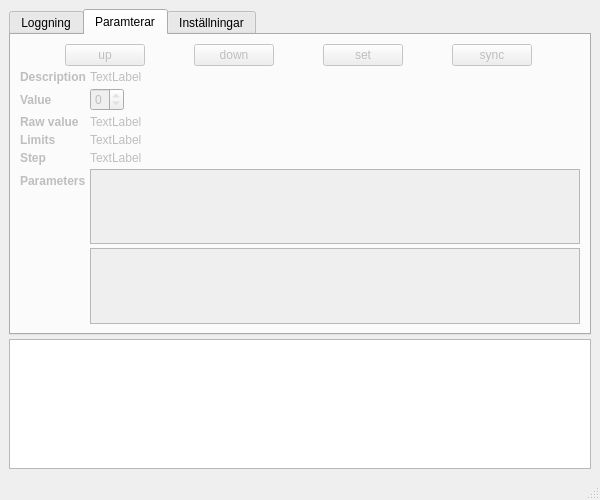
First picture: the form in AppUI.ui, repository Snoozerworks/pg-winch-pc, before the edit.
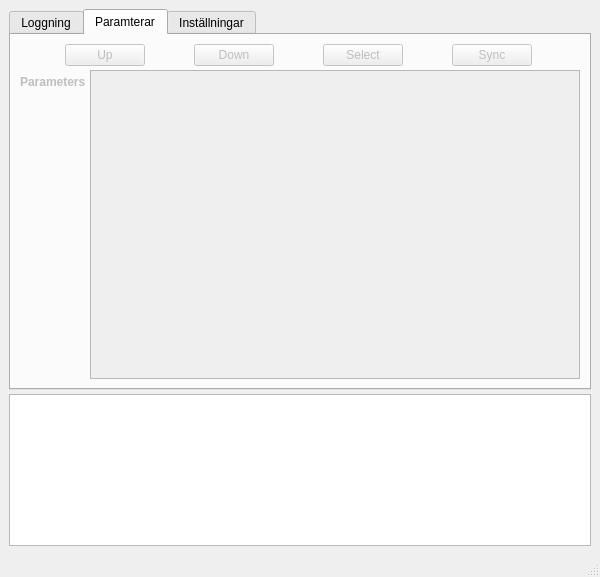
Second picture: the form after the edit. The open tabs and pages were chosen to show the change. Custom widgets are drawn as their Qt base class.

The edit to the form file:
```diff
--- a/AppUI.ui
+++ b/AppUI.ui
@@ -10,7 +10,7 @@
     <x>0</x>
     <y>0</y>
     <width>600</width>
-    <height>500</height>
+    <height>577</height>
    </rect>
   </property>
   <property name="windowTitle">
@@ -216,7 +216,7 @@
                </sizepolicy>
               </property>
               <property name="text">
-               <string>up</string>
+               <string>Up</string>
               </property>
              </widget>
             </item>
@@ -229,7 +229,7 @@
                </sizepolicy>
               </property>
               <property name="text">
-               <string>down</string>
+               <string>Down</string>
               </property>
              </widget>
             </item>
@@ -242,7 +242,7 @@
                </sizepolicy>
               </property>
               <property name="text">
-               <string>set</string>
+               <string>Select</string>
               </property>
              </widget>
             </item>
@@ -255,7 +255,7 @@
                </sizepolicy>
               </property>
               <property name="text">
-               <string>sync</string>
+               <string>Sync</string>
               </property>
              </widget>
             </item>
@@ -267,118 +267,6 @@
              <enum>QFormLayout::AllNonFixedFieldsGrow</enum>
             </property>
             <item row="0" column="0">
-             <widget class="QLabel" name="label_description">
-              <property name="font">
-               <font>
-                <weight>75</weight>
-                <bold>true</bold>
-               </font>
-              </property>
-              <property name="text">
-               <string>Description</string>
-              </property>
-             </widget>
-            </item>
-            <item row="0" column="1">
-             <widget class="QLabel" name="lbl_descr">
-              <property name="text">
-               <string>TextLabel</string>
-              </property>
-             </widget>
-            </item>
-            <item row="1" column="0">
-             <widget class="QLabel" name="label_value">
-              <property name="font">
-               <font>
-                <weight>75</weight>
-                <bold>true</bold>
-               </font>
-              </property>
-              <property name="text">
-               <string>Value</string>
-              </property>
-             </widget>
-            </item>
-            <item row="1" column="1">
-             <widget class="QSpinBox" name="spnbox_param">
-              <property name="sizePolicy">
-               <sizepolicy hsizetype="Maximum" vsizetype="Fixed">
-                <horstretch>0</horstretch>
-                <verstretch>0</verstretch>
-               </sizepolicy>
-              </property>
-              <property name="maximum">
-               <number>0</number>
-              </property>
-             </widget>
-            </item>
-            <item row="2" column="0">
-             <widget class="QLabel" name="label_raw">
-              <property name="font">
-               <font>
-                <weight>75</weight>
-                <bold>true</bold>
-               </font>
-              </property>
-              <property name="text">
-               <string>Raw value</string>
-              </property>
-             </widget>
-            </item>
-            <item row="2" column="1">
-             <widget class="QLabel" name="label_3">
-              <property name="text">
-               <string>TextLabel</string>
-              </property>
-             </widget>
-            </item>
-            <item row="3" column="0">
-             <widget class="QLabel" name="label_limits">
-              <property name="font">
-               <font>
-                <weight>75</weight>
-                <bold>true</bold>
-               </font>
-              </property>
-              <property name="text">
-               <string>Limits</string>
-              </property>
-             </widget>
-            </item>
-            <item row="3" column="1">
-             <widget class="QLabel" name="lbl_lim">
-              <property name="text">
-               <string>TextLabel</string>
-              </property>
-             </widget>
-            </item>
-            <item row="4" column="0">
-             <widget class="QLabel" name="label_step">
-              <property name="sizePolicy">
-               <sizepolicy hsizetype="Preferred" vsizetype="Preferred">
-                <horstretch>0</horstretch>
-                <verstretch>0</verstretch>
-               </sizepolicy>
-              </property>
-              <property name="font">
-               <font>
-                <weight>75</weight>
-                <bold>true</bold>
-               </font>
-              </property>
-              <property name="text">
-               <string>Step</string>
-              </property>
-             </widget>
-            </item>
-            <item row="4" column="1">
-             <widget class="QLabel" name="lbl_step">
-              <property name="text">
-               <string>TextLabel</string>
-              </property>
-             </widget>
-            </item>
-            <item row="5" column="0">
              <widget class="QLabel" name="label">
               <property name="font">
                <font>
@@ -391,22 +279,25 @@
               </property>
              </widget>
             </item>
-            <item row="5" column="1">
-             <widget class="QListWidget" name="lst_params">
-              <property name="verticalScrollBarPolicy">
-               <enum>Qt::ScrollBarAsNeeded</enum>
+            <item row="0" column="1">
+             <widget class="QTableView" name="tbl_params">
+              <property name="sizePolicy">
+               <sizepolicy hsizetype="Expanding" vsizetype="Expanding">
+                <horstretch>0</horstretch>
+                <verstretch>1</verstretch>
+               </sizepolicy>
               </property>
-              <property name="autoScroll">
-               <bool>true</bool>
-              </property>
-              <property name="sortingEnabled">
+              <property name="wordWrap">
                <bool>false</bool>
               </property>
+              <attribute name="horizontalHeaderDefaultSectionSize">
+               <number>80</number>
+              </attribute>
+              <attribute name="horizontalHeaderStretchLastSection">
+               <bool>true</bool>
+              </attribute>
              </widget>
             </item>
-            <item row="6" column="1">
-             <widget class="QTableView" name="tbl_params"/>
-            </item>
            </layout>
           </item>
          </layout>
```
Left out of the diff: 8 changed lines with no effect on the pictures.
